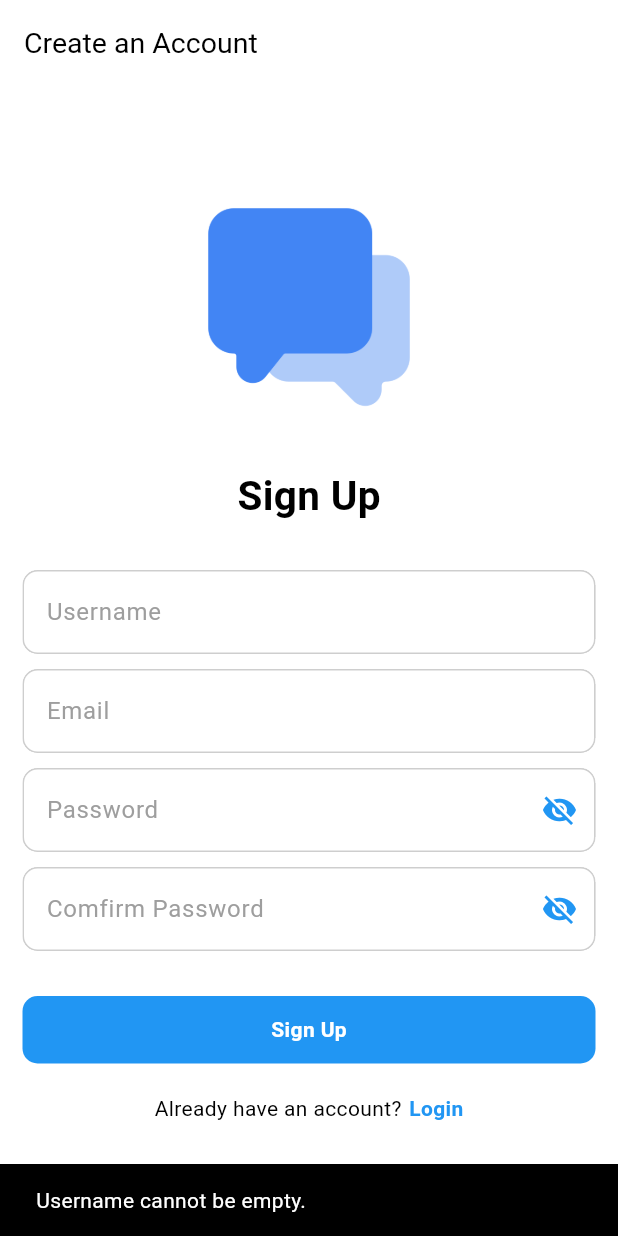
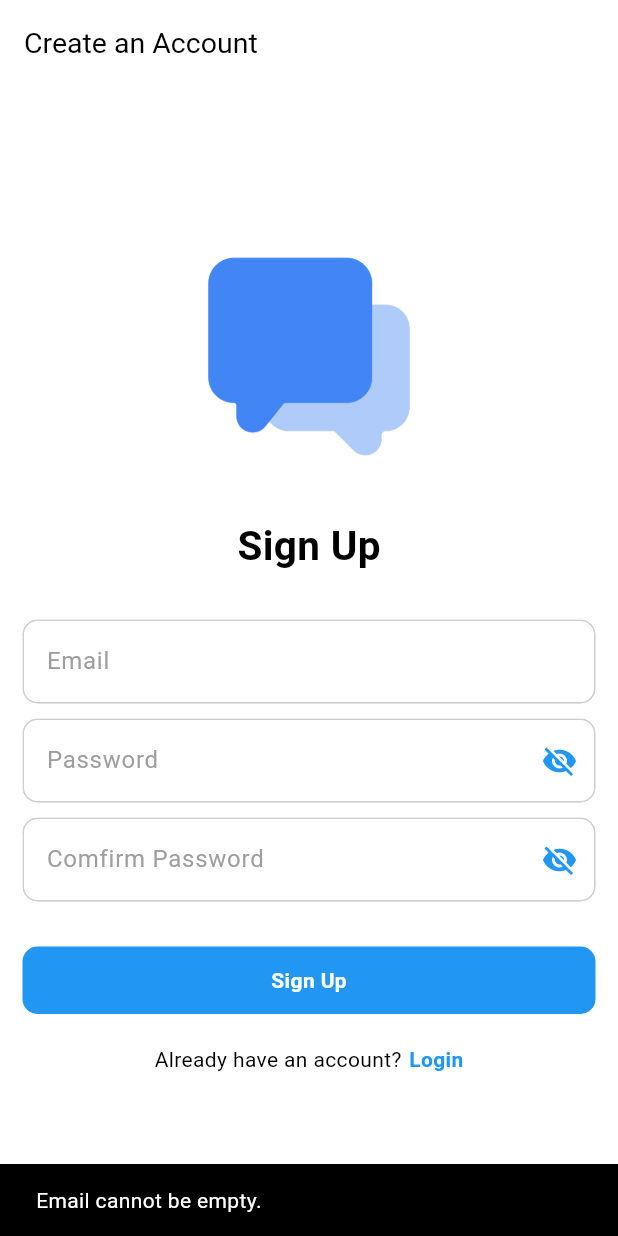
Before and after one commit to Ariwjy/Chat-App-Layn, a Flutter app: the Signupscreen screen opened directly, after a tap on "Sign Up", on a phone screen of 412 x 824 dp. Run offline on Flutter 3.47's test engine with Material 3 defaults, Android fonts, the phone set to English and light mode, and no system bars; our stand-ins replace cached_network_image, cloud_firestore, emoji_picker_flutter, firebase_auth, firebase_core, firebase_messaging and 5 more; missing offline and left inert: gallery_saver_updated; accounts and stored records are empty.

Commit message:
Merapikan Tampilan

```diff
--- a/lib/auth/signupScreen.dart
+++ b/lib/auth/signupScreen.dart
@@ -16,14 +16,12 @@ class Signupscreen extends StatefulWidget {
 class _SignupscreenState extends State<Signupscreen> {
   bool isSigningUp = false;
   final FirebaseAuthService _auth = FirebaseAuthService();
-  final TextEditingController _usernameController = TextEditingController();
   final TextEditingController _emailController = TextEditingController();
   final TextEditingController _passwordController = TextEditingController();
   final TextEditingController _confirmPasswordController = TextEditingController();
 
   @override
   void dispose() {
-    _usernameController.dispose();
     _emailController.dispose();
     _passwordController.dispose();
     _confirmPasswordController.dispose();
@@ -39,18 +37,9 @@ class _SignupscreenState extends State<Signupscreen> {
       isSigningUp = true;
     });
 
-    String username = _usernameController.text;
     String email = _emailController.text;
     String password = _passwordController.text;
     String confirmPassword = _confirmPasswordController.text;
-
-    if (username.isEmpty) {
-      _showWarning('Username cannot be empty.');
-      setState(() {
-        isSigningUp = false;
-      });
-      return;
-    }
 
     if (email.isEmpty) {
       _showWarning('Email cannot be empty.');
@@ -61,7 +50,7 @@ class _SignupscreenState extends State<Signupscreen> {
     }
 
     if (password.isEmpty || confirmPassword.isEmpty) {
-      _showWarning('Password and cannot be empty.');
+      _showWarning('Password and Confirm Password cannot be empty.');
       setState(() {
         isSigningUp = false;
       });
@@ -126,12 +115,6 @@ class _SignupscreenState extends State<Signupscreen> {
                   style: TextStyle(fontSize: 27, fontWeight: FontWeight.bold),
                 ),
                 const SizedBox(height: 30),
-                FormContainer(
-                  controller: _usernameController,
-                  hintText: "Username",
-                  isPasswordField: false,
-                ),
-                const SizedBox(height: 10),
                 FormContainer(
                   controller: _emailController,
                   hintText: "Email",
--- a/lib/widgets/dialogs/profile_dialog.dart
+++ b/lib/widgets/dialogs/profile_dialog.dart
@@ -25,7 +25,7 @@ class ProfileDialog extends StatelessWidget {
             // user profile
             Positioned(
                     top: mq.height * .075,
-                    left: mq.width * .1,
+                    left: mq.width * .075,
                     child: ClipOval(
                       child: CachedNetworkImage(
                         width: mq.height * .25, // Sesuaikan dengan tinggi untuk membuat lingkaran
```
Also changed, not shown: lib/screen/homeScreen.dart (+15 -0 lines), lib/widgets/chat_user_card.dart (+9 -7 lines). Lines whose indentation alone changed are shown as unchanged.
